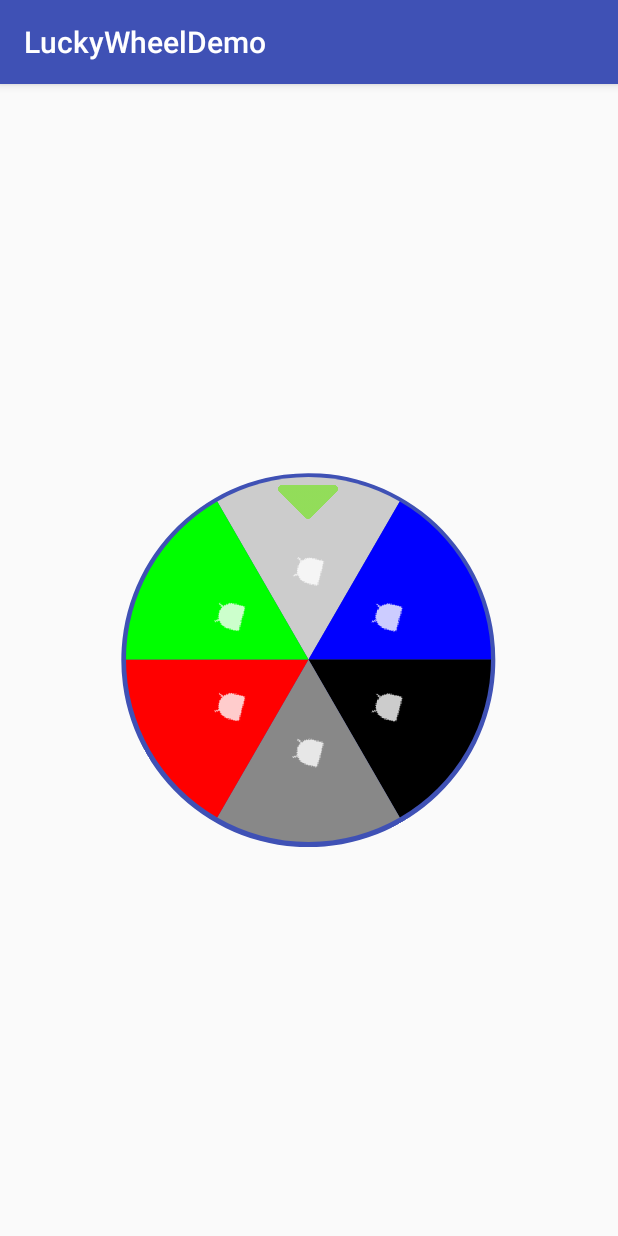
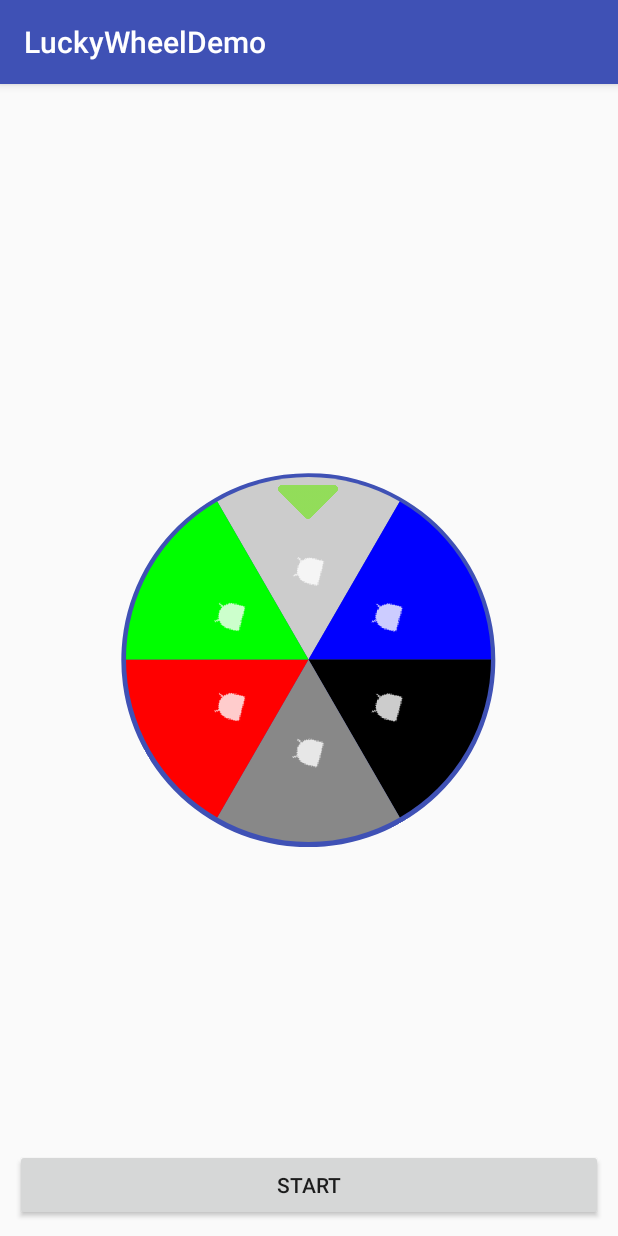
Before and after one commit to mmoamenn/LuckyWheel_Android, an Android app: the screen it shows after launch (MainActivity), on a phone screen of 412 x 824 dp. Run offline under Robolectric (Android 15) with nearby library versions, the phone set to English and light mode, and no system bars.

```diff
--- a/app/src/main/java/com/bluehomestudio/luckywheeldemo/MainActivity.java
+++ b/app/src/main/java/com/bluehomestudio/luckywheeldemo/MainActivity.java
@@ -4,6 +4,8 @@ import android.graphics.BitmapFactory;
 import android.graphics.Color;
 import android.os.Bundle;
 import android.support.v7.app.AppCompatActivity;
+import android.view.View;
+import android.widget.Button;
 import android.widget.Toast;
 
 import com.bluehomestudio.luckywheel.LuckyWheel;
@@ -35,7 +37,7 @@ public class MainActivity extends AppCompatActivity {
                 R.drawable.ic_action_name)));
 
 
-        LuckyWheel lw = (LuckyWheel) findViewById(R.id.lwv);
+        final LuckyWheel lw = (LuckyWheel) findViewById(R.id.lwv);
         lw.addWheelItems(wheelItems);
 
         lw.rotateWheelTo(1);
@@ -47,5 +49,13 @@ public class MainActivity extends AppCompatActivity {
             }
         });
 
+        Button start = (Button) findViewById(R.id.start);
+        start.setOnClickListener(new View.OnClickListener() {
+            @Override
+            public void onClick(View v) {
+                lw.rotateWheelTo(4);
+            }
+        });
+
     }
 }
--- a/app/src/main/res/layout/activity_main.xml
+++ b/app/src/main/res/layout/activity_main.xml
@@ -14,4 +14,12 @@
         android:layout_centerInParent="true"
         LuckyWheel:background_color="@color/colorPrimary" />
 
+    <Button
+        android:id="@+id/start"
+        android:layout_width="match_parent"
+        android:layout_height="wrap_content"
+        android:layout_alignParentBottom="true"
+        android:layout_margin="10dp"
+        android:text="@string/start"/>
+
 </RelativeLayout>
--- a/app/src/main/res/values/strings.xml
+++ b/app/src/main/res/values/strings.xml
@@ -1,3 +1,4 @@
 <resources>
     <string name="app_name">LuckyWheelDemo</string>
+    <string name="start">Start</string>
 </resources>
--- a/luckywheel/src/main/java/com/bluehomestudio/luckywheel/LuckyWheel.java
+++ b/luckywheel/src/main/java/com/bluehomestudio/luckywheel/LuckyWheel.java
@@ -59,6 +59,7 @@ public class LuckyWheel extends FrameLayout {
         } catch (Exception e) {
             e.printStackTrace();
         }
+        typedArray.recycle();
     }
 
     /**
@@ -76,7 +77,7 @@ public class LuckyWheel extends FrameLayout {
      * @param number Number to rotate
      */
     public void rotateWheelTo(int number) {
-        wheelView.rotateWheelToTarget(number);
+        wheelView.resetRotationLocationToZeroAngle(number);
     }
 
 }
--- a/luckywheel/src/main/java/com/bluehomestudio/luckywheel/WheelView.java
+++ b/luckywheel/src/main/java/com/bluehomestudio/luckywheel/WheelView.java
@@ -141,6 +141,7 @@ public class WheelView extends View {
                         if (mOnLuckyWheelReachTheTarget != null) {
                             mOnLuckyWheelReachTheTarget.onReachTarget();
                         }
+                        clearAnimation();
                     }
 
                     @Override
@@ -154,6 +155,38 @@ public class WheelView extends View {
                     }
                 })
                 .start();
+    }
+
+    /**
+     * Function to rotate to zero angle
+     *
+     * @param target target to reach
+     */
+    public void resetRotationLocationToZeroAngle(final int target) {
+        animate().setInterpolator(new DecelerateInterpolator())
+                .setDuration(0)
+                .rotation(0).setListener(new Animator.AnimatorListener() {
+            @Override
+            public void onAnimationStart(Animator animation) {
+
+            }
+
+            @Override
+            public void onAnimationEnd(Animator animation) {
+                rotateWheelToTarget(target);
+                clearAnimation();
+            }
+
+            @Override
+            public void onAnimationCancel(Animator animation) {
+
+            }
+
+            @Override
+            public void onAnimationRepeat(Animator animation) {
+
+            }
+        });
     }
 
     @Override
```
